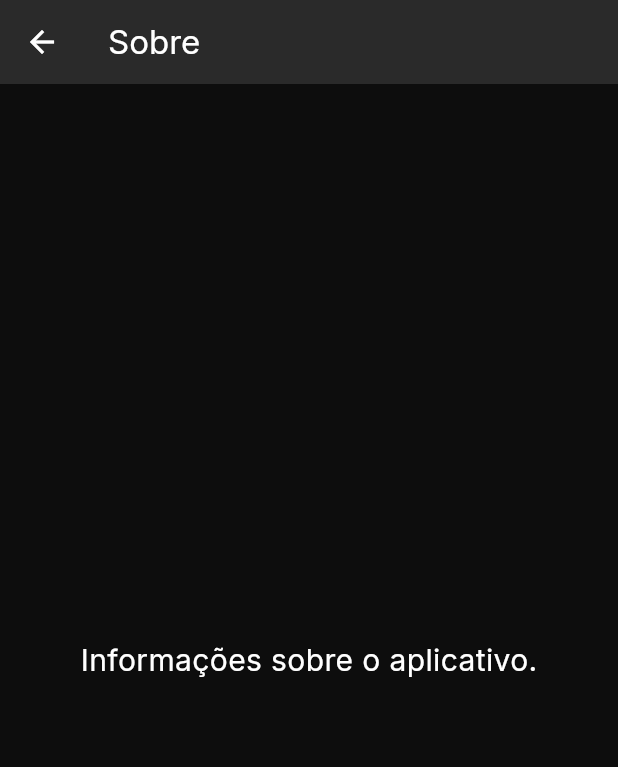
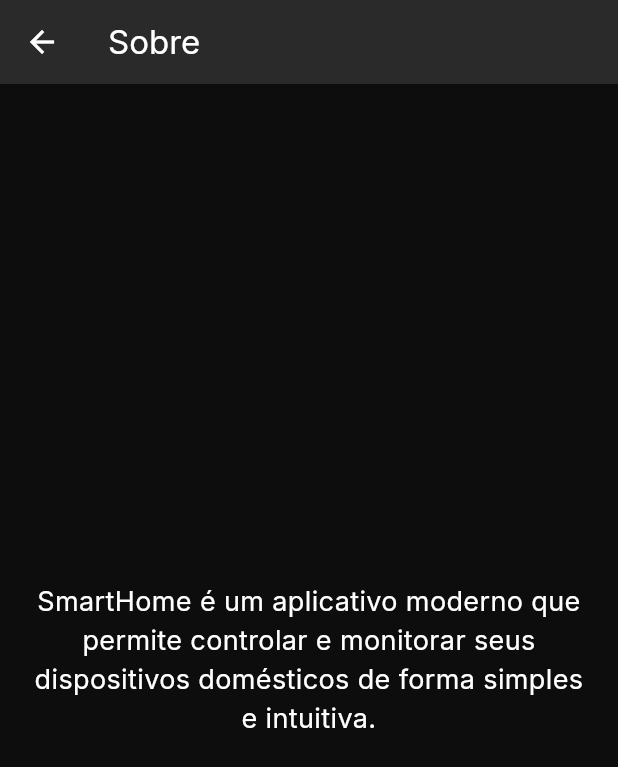
Before and after one commit to Henry0liveira/SmartHome, a Flutter app: the screen it shows once a user with an empty profile is signed in, item 4 of the bottom bar chosen, after a tap on "Sobre", on a phone screen of 412 x 824 dp. Shown: the top 767 px of the screen. Run offline on Flutter 3.47's test engine with Material 3 defaults, Android fonts, the light colour scheme and no system bars; our stand-ins replace firebase_auth, firebase_core, firebase_database, fl_chart, fluttertoast, geolocator and 2 more; accounts and stored records are empty.

Commit message:
Atualização página settings

```diff
--- a/lib/settings.dart
+++ b/lib/settings.dart
@@ -45,53 +45,9 @@
                 children: [
                   const SizedBox(height: 82),
 
-                  // Modo Escuro
-                  GestureDetector(
-                    onTap: () {
-                      setState(() {
-                        modoEscuro = !modoEscuro;
-                      });
-                    },
-                    child: Container(
-                      height: 81,
-                      decoration: BoxDecoration(
-                        color: const Color(0xFF2A2A2A),
-                        borderRadius: BorderRadius.circular(25),
-                      ),
-                      padding: const EdgeInsets.symmetric(horizontal: 22),
-                      child: Row(
-                        mainAxisAlignment: MainAxisAlignment.spaceBetween,
-                        children: [
-                          const Text(
-                            'Modo Escuro',
-                            style: TextStyle(
-                              fontFamily: 'IBM Plex Sans',
-                              fontSize: 20,
-                              fontWeight: FontWeight.w400,
-                              color: Colors.white,
-                            ),
-                          ),
-                          Switch(
-                            value: modoEscuro,
-                            onChanged: (value) {
-                              setState(() {
-                                modoEscuro = value;
-                              });
-                            },
-                            activeColor: Colors.white,
-                            activeTrackColor: Colors.black,
-                          ),
-                        ],
-                      ),
-                    ),
-                  ),
-
-                  const SizedBox(height: 32),
-
                   // Relatório de Rendimento
                   GestureDetector(
-                    onTap:
-                        () => Navigator.push(
+                    onTap: () => Navigator.push(
                       context,
                       MaterialPageRoute(
                         builder: (context) => const DashboardPage(),
@@ -126,8 +82,7 @@
 
                   // Sobre
                   GestureDetector(
-                    onTap:
-                        () => Navigator.push(
+                    onTap: () => Navigator.push(
                       context,
                       MaterialPageRoute(
                         builder: (context) => const SobreScreen(),
@@ -166,8 +121,7 @@
 
                   // Suporte
                   GestureDetector(
-                    onTap:
-                        () => Navigator.push(
+                    onTap: () => Navigator.push(
                       context,
                       MaterialPageRoute(
                         builder: (context) => const SuporteScreen(),
@@ -225,45 +179,36 @@
             icon: const Icon(Icons.home),
             iconSize: 28,
             color: Colors.black,
-            onPressed:
-                () => Navigator.push(
+            onPressed: () => Navigator.push(
               context,
               MaterialPageRoute(
                 builder: (context) => const ResponsiveHomeScreen(),
               ),
             ),
           ),
-
           IconButton(
             icon: const Icon(Icons.devices),
             iconSize: 28,
             color: Colors.black,
-            onPressed:
-                () => Navigator.push(
+            onPressed: () => Navigator.push(
               context,
               MaterialPageRoute(
                 builder: (context) => const DevicesScreen(),
               ),
             ),
           ),
-
           _buildCentralMicButton(),
-
           IconButton(
             icon: const Icon(Icons.settings),
             iconSize: 28,
-            color: const Color(
-              0xFF1E90FF,
-            ), // Ícone azul para indicar tela ativa
+            color: const Color(0xFF1E90FF), // Tela ativa
             onPressed: () {},
           ),
-
           IconButton(
             icon: const Icon(Icons.person),
             iconSize: 28,
             color: Colors.black,
-            onPressed:
-                () => Navigator.push(
+            onPressed: () => Navigator.push(
               context,
               MaterialPageRoute(
                 builder: (context) => const ProfileScreen(),
@@ -303,10 +248,14 @@
         backgroundColor: const Color(0xFF2A2A2A),
         title: const Text('Sobre', style: TextStyle(color: Colors.white)),
       ),
-      body: const Center(
+      body: const Padding(
+        padding: EdgeInsets.all(20),
+        child: Center(
           child: Text(
-          'Informações sobre o aplicativo.',
-          style: TextStyle(color: Colors.white, fontSize: 20),
+            'SmartHome é um aplicativo moderno que permite controlar e monitorar seus dispositivos domésticos de forma simples e intuitiva.',
+            style: TextStyle(color: Colors.white, fontSize: 18),
+            textAlign: TextAlign.center,
+          ),
         ),
       ),
     );
@@ -324,10 +273,14 @@
         backgroundColor: const Color(0xFF2A2A2A),
         title: const Text('Suporte', style: TextStyle(color: Colors.white)),
       ),
-      body: const Center(
+      body: const Padding(
+        padding: EdgeInsets.all(20),
+        child: Center(
           child: Text(
-          'Entre em contato com o suporte.',
-          style: TextStyle(color: Colors.white, fontSize: 20),
+            'Entre em contato: suporte@smarthome.com',
+            style: TextStyle(color: Colors.white, fontSize: 18),
+            textAlign: TextAlign.center,
+          ),
         ),
       ),
     );
```
Also changed, not shown: pubspec.lock. Lines whose indentation alone changed are shown as unchanged.
